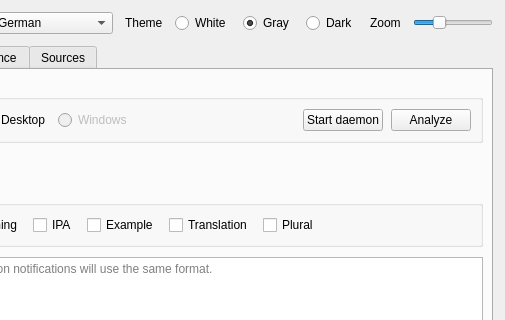
Qt form ui/main_window.ui (denizisik1/silent-vocabulary) before a commit; both pictures show x 215 to 720 and y 0 to 320 of the 720 by 560 pixel window.
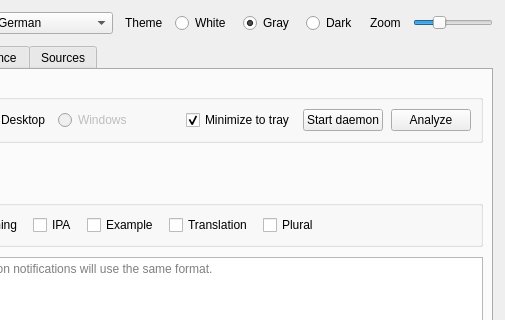
The same form after that commit.

Commit message:
feat(daemon): add minimize to tray
Not for GNOME since it does not have a tray to accomodate.

Diff of the .ui file:
```diff
--- a/ui/main_window.ui
+++ b/ui/main_window.ui
@@ -291,6 +291,19 @@
              </property>
             </spacer>
            </item>
+           <item>
+            <widget class="QCheckBox" name="checkBox_minimize_to_tray">
+             <property name="text">
+              <string>Minimize to tray</string>
+             </property>
+             <property name="toolTip">
+              <string>Hide the window in the system tray while the practice daemon runs (KDE, XFCE, GNOME with tray support, ...)</string>
+             </property>
+             <property name="checked">
+              <bool>true</bool>
+             </property>
+            </widget>
+           </item>
            <item>
             <widget class="QPushButton" name="pushButton_2">
              <property name="text">
```
The commit also changes 6 other files.
